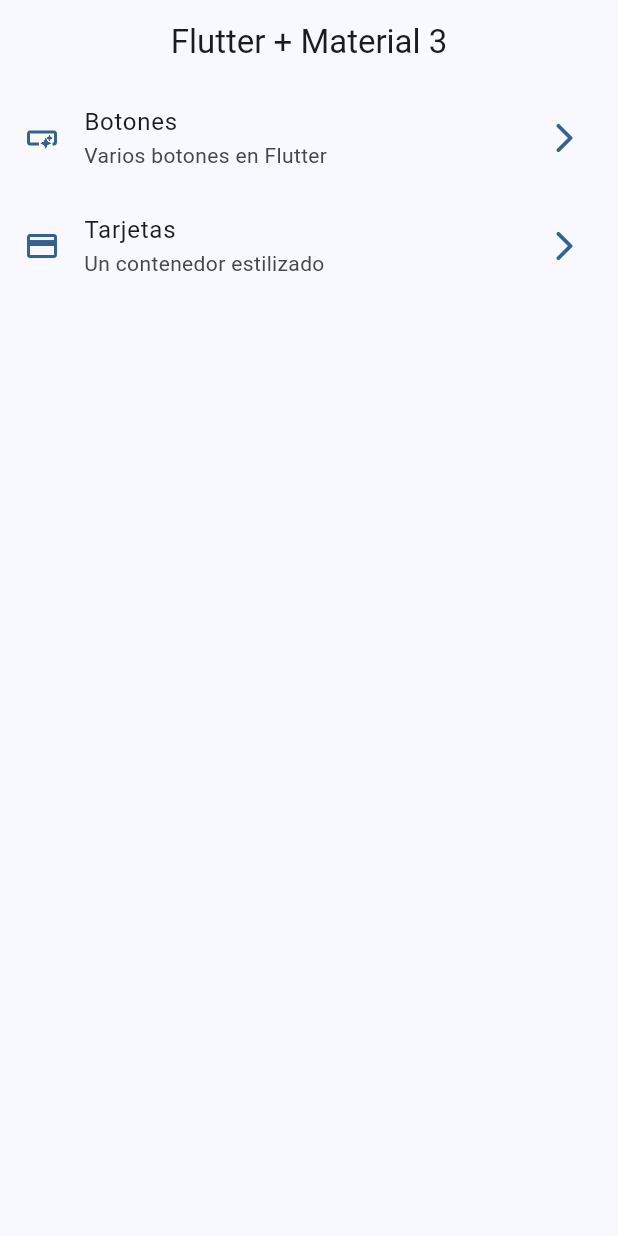
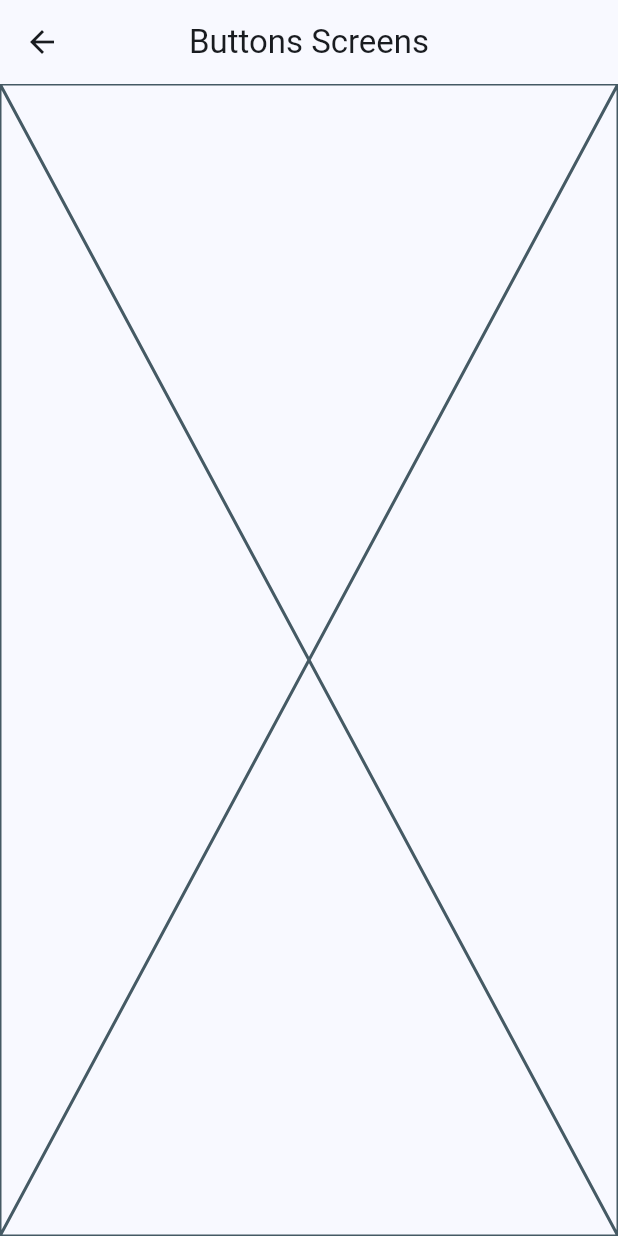
Before and after one commit to lcoronelcosta/widgets_app_flutter, a Flutter app: the screen it shows after launch, after a tap on "Botones", on a phone screen of 412 x 824 dp. Run offline on Flutter 3.47's test engine with Material 3 defaults, Android fonts, the phone set to English and light mode, and no system bars; our stand-ins replace go_router.

Commit message:
go router configurado

```diff
--- a/lib/config/menu/menu_item.dart
+++ b/lib/config/menu/menu_item.dart
@@ -24,7 +24,7 @@ class MenuItem {
     MenuItem(
       title: 'Tarjetas',
       subTitle: 'Un contenedor estilizado',
-      link: '/card',
+      link: '/cards',
       icon: Icons.credit_card
     ),
   ];
--- /dev/null
+++ b/lib/config/router/app_router.dart
@@ -0,0 +1,20 @@
+import 'package:go_router/go_router.dart';
+import 'package:widgets_app/presentation/screens/screens.dart';
+
+// GoRouter configuration
+final appRouter = GoRouter(
+  routes: [
+    GoRoute(
+      path: '/',
+      builder: (context, state) => const HomeScreen(),
+    ),
+    GoRoute(
+      path: '/buttons',
+      builder: (context, state) => const ButtonsScreen(),
+    ),
+    GoRoute(
+      path: '/cards',
+      builder: (context, state) => const CardsScreen(),
+    ),
+  ],
+);
--- a/lib/main.dart
+++ b/lib/main.dart
@@ -1,6 +1,6 @@
 import 'package:flutter/material.dart';
+import 'package:widgets_app/config/router/app_router.dart';
 import 'package:widgets_app/config/theme/app_theme.dart';
-import 'package:widgets_app/presentation/screens/home_screen.dart';
 
 void main() {
   runApp(const MainApp());
@@ -11,10 +11,10 @@ class MainApp extends StatelessWidget {
 
   @override
   Widget build(BuildContext context) {
-    return MaterialApp(
+    return MaterialApp.router(
+      routerConfig: appRouter,
       debugShowCheckedModeBanner: false,
       theme: AppTheme(selectedColor: 0).getTheme(),
-      home: const HomeScreen()
     );
   }
 }
--- /dev/null
+++ b/lib/presentation/screens/buttons/buttons_screen.dart
@@ -0,0 +1,15 @@
+import 'package:flutter/material.dart';
+
+class ButtonsScreen extends StatelessWidget {
+  const ButtonsScreen({super.key});
+
+  @override
+  Widget build(BuildContext context) {
+    return Scaffold(
+      appBar: AppBar(
+        title: const Text('Buttons Screens'),
+      ),
+      body: const Placeholder(),
+    );
+  }
+}
--- /dev/null
+++ b/lib/presentation/screens/cards/cards_screen.dart
@@ -0,0 +1,15 @@
+import 'package:flutter/material.dart';
+
+class CardsScreen extends StatelessWidget {
+  const CardsScreen({super.key});
+
+  @override
+  Widget build(BuildContext context) {
+    return Scaffold(
+      appBar: AppBar(
+        title: const Text('Cards Screens'),
+      ),
+      body: const Placeholder(),
+    );
+  }
+}
--- a/lib/presentation/screens/home_screen.dart
+++ b/lib/presentation/screens/home/home_screen.dart
@@ -1,5 +1,7 @@
 import 'package:flutter/material.dart';
+import 'package:go_router/go_router.dart';
 import 'package:widgets_app/config/menu/menu_item.dart';
+import 'package:widgets_app/presentation/screens/buttons/buttons_screen.dart';
 
 class HomeScreen extends StatelessWidget {
   const HomeScreen({super.key});
@@ -56,9 +58,17 @@ class _CustomListTile extends StatelessWidget {
       subtitle: Text(menuItem.subTitle),
       leading: Icon(menuItem.icon, color: colors.primary),
       trailing: Icon(Icons.arrow_forward_ios_rounded, color: colors.primary),
-      onTap: () {
-        //TODO navegar a otra pantalla
-      },
+      onTap: () => context.push(menuItem.link),
+
+      /*onTap: () {
+        /*Navigator.of(context).push(
+          MaterialPageRoute(
+            builder: (context) => const ButtonsScreen()
+          )
+        );*/
+        //Navigator.pushNamed(context, menuItem.link);
+
+      },*/
     );
   }
 }
--- /dev/null
+++ b/lib/presentation/screens/screens.dart
@@ -0,0 +1,3 @@
+export 'package:widgets_app/presentation/screens/buttons/buttons_screen.dart';
+export 'package:widgets_app/presentation/screens/cards/cards_screen.dart';
+export 'package:widgets_app/presentation/screens/home/home_screen.dart';
--- a/pubspec.yaml
+++ b/pubspec.yaml
@@ -9,11 +9,12 @@ environment:
 dependencies:
   flutter:
     sdk: flutter
+  go_router: ^13.2.4
 
 dev_dependencies:
+  flutter_lints: ^3.0.0
   flutter_test:
     sdk: flutter
-  flutter_lints: ^3.0.0
 
 flutter:
   uses-material-design: true
```
Also changed, not shown: pubspec.lock.
